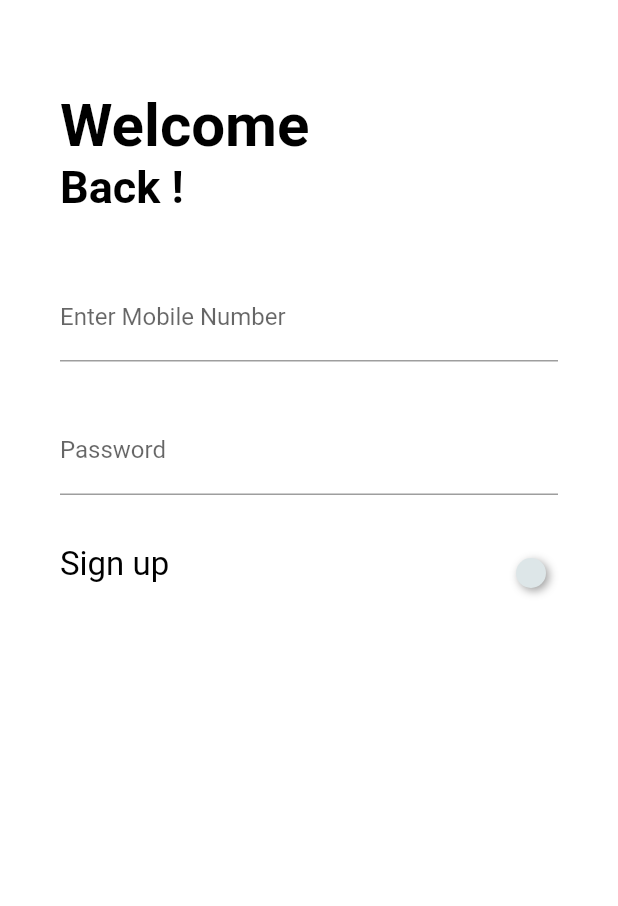
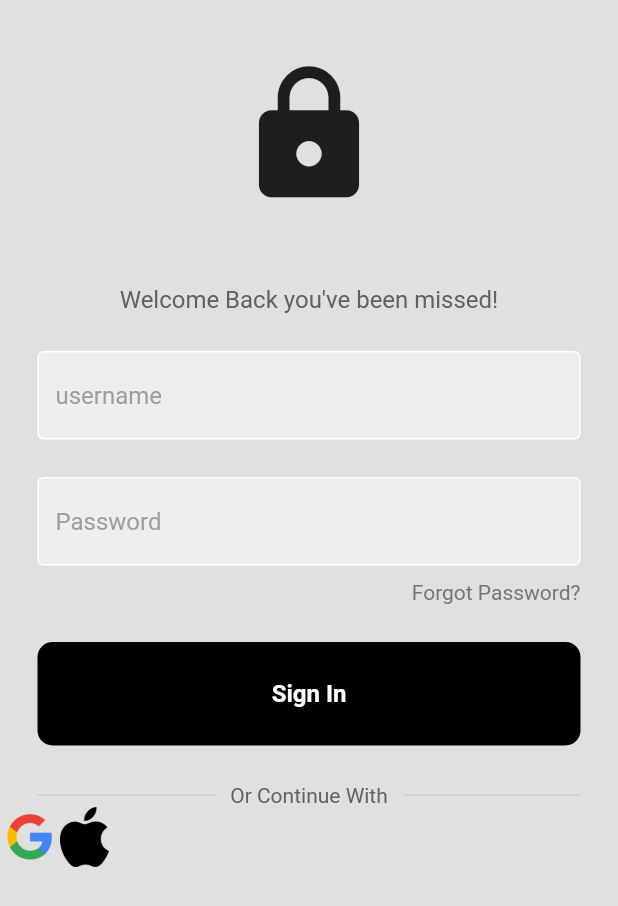
Before and after one commit to pawan-kumawat/malik-matka, a Flutter app: the screen it shows after launch, on a phone screen of 412 x 824 dp. Shown: the top 906 px of the screen. Run offline on Flutter 3.47's test engine with Material 2 defaults, Android fonts, the phone set to English and light mode, and no system bars; drawn by our look-alikes of flutter_neumorphic; our stand-ins replace floating_bottom_navigation_bar, google_fonts, iconsax.

Commit message:
new login page and validation

```diff
--- /dev/null
+++ b/lib/components/my_button.dart
@@ -0,0 +1,27 @@
+import 'package:flutter/material.dart';
+
+class MyButton extends StatelessWidget {
+
+  final Function()? onTap;
+
+  const MyButton({super.key,required this.onTap}) ;
+
+  @override
+  Widget build(BuildContext context) {
+    return GestureDetector(
+      onTap: onTap,
+      child: Container(
+        padding: EdgeInsets.all(25),
+        margin: EdgeInsets.symmetric(horizontal: 25),
+        decoration: BoxDecoration(color: Colors.black,
+        borderRadius: BorderRadius.circular(10)),
+        child: Center(
+          child: Text('Sign In',
+          style: TextStyle(color: Colors.white,
+          fontWeight: FontWeight.bold,
+          fontSize: 16),),
+        ),
+      ),
+    );
+  }
+}
--- /dev/null
+++ b/lib/components/my_textfield.dart
@@ -0,0 +1,38 @@
+import 'package:flutter/material.dart';
+
+class MyTextField extends StatelessWidget {
+  final controller;
+  final String hintText;
+  final bool obscureText;
+
+  const MyTextField({
+    super.key,
+    required this.controller,
+    required this.hintText,
+    required this.obscureText,
+
+  }) ;
+
+  @override
+  Widget build(BuildContext context) {
+    return Padding(
+      padding: const EdgeInsets.symmetric(horizontal: 25.0),
+      child: TextField(
+        controller: controller,
+        obscureText: obscureText,
+        decoration: InputDecoration(
+          enabledBorder: const OutlineInputBorder(
+            borderSide: BorderSide(color: Colors.white),
+          ),
+          focusedBorder: OutlineInputBorder(
+            borderSide: BorderSide(color: Colors.grey.shade400),
+          ),
+          fillColor: Colors.grey.shade200,
+          filled: true,
+          hintText: hintText,
+          hintStyle: TextStyle(color: Colors.grey.shade500)
+        ),
+      ),
+    );
+  }
+}
--- /dev/null
+++ b/lib/components/square_tile.dart
@@ -0,0 +1,12 @@
+import 'package:flutter/material.dart';
+class SquareTile extends StatelessWidget {
+  final String imagePath;
+  const SquareTile({super.key, required this.imagePath});
+
+  @override
+  Widget build(BuildContext context) {
+    return Container(
+      child: Image.asset(imagePath,height: 40,),
+    );
+  }
+}
--- a/lib/login.dart
+++ b/lib/login.dart
@@ -1,90 +1,115 @@
-
 
 import 'package:flutter/material.dart';
-import 'package:iconsax/iconsax.dart';
-import 'package:malik_matka/main.dart';
-import 'package:flutter_neumorphic/flutter_neumorphic.dart';
+import 'package:malik_matka/components/my_button.dart';
+import 'package:malik_matka/components/my_textfield.dart';
+import 'package:malik_matka/components/square_tile.dart';
 
+class MyLogin extends StatelessWidget {
+  MyLogin({Key? key}) : super(key: key);
 
-class MyLogin extends StatefulWidget {
-  const MyLogin({Key? key}) : super(key: key);
+  final usernamecontroller =TextEditingController();
+  final passwordcontroller =TextEditingController();
 
-  @override
-  State<MyLogin> createState() => _MyLoginState();
-}
-
-class _MyLoginState extends State<MyLogin> {
-  final formkey = GlobalKey<FormState>();
-  final snackBar = GlobalKey<FormState>();
-  String name="";
   @override
   Widget build(BuildContext context) {
     return Scaffold(
-
-      appBar: AppBar(
-        backgroundColor: Colors.transparent,
-        elevation: 0,
-      ),
-      backgroundColor: Color(0xFFffffff),
-      body: Container(
-        padding: const EdgeInsets.only(left: 40,right: 40),
-        child: Form(
-          key: formkey,
+      backgroundColor: Colors.grey[300],
+      body: SafeArea(
+        child: Center(
           child: Column(
-            crossAxisAlignment: CrossAxisAlignment.start,
             children: [
-              SizedBox(height:4),
-              Text("Welcome",style: TextStyle(fontSize: 40,color: Colors.black,fontWeight: FontWeight.bold),),
-              Text("Back !",style: TextStyle(fontSize: 30,color: Colors.black,fontWeight: FontWeight.bold),),
-              SizedBox(height: 40,),
-              TextFormField(
-                decoration: InputDecoration(
-                  labelText: "Enter Mobile Number"
-                ),
-                validator: (value){
-                  if(value!.isEmpty ||RegExp(r'^[0-9]{0-10}+$').hasMatch(value)){
-                    return "Enter Correct Mobile Number";
-                  }else{
-                    return null;
-                  }
-                },
-              ),
-              SizedBox(height: 30,),
-              TextFormField(
-                decoration: InputDecoration(
-                    labelText: "Password"
-                ),
-                validator: (value){
-                  if(value!.isEmpty ||RegExp(r'^[a-z A-Z 1-10 @ # $ & * ?]+$').hasMatch(value)){
-                    return "Incorrect Password";
-                  }else{
-                    return null;
-                  }
-                },
+              const SizedBox(height: 40,),
+              //logo
+              const Icon(Icons.lock,
+                size: 100,
               ),
 
-              SizedBox(
-                height: 30,
+              const SizedBox(height: 50,),
+
+              //welcome back you've been missed!
+              Text('Welcome Back you\'ve been missed!',
+                style: TextStyle(
+                  color: Colors.grey[700],
+                  fontSize: 16,
+                ),
               ),
+
+              const SizedBox(height: 25,),
+
+              //username textfield
+              MyTextField(
+                controller: usernamecontroller,
+                hintText: 'username',
+                obscureText: false,
+              ),
+              const SizedBox(height: 25,),
+
+              //password textfield
+              MyTextField(
+                controller: passwordcontroller,
+                hintText: 'Password',
+                obscureText: true,
+              ),
+
+              SizedBox(height: 10,),
+              //forgot password button
+              Padding(
+                padding: const EdgeInsets.symmetric(horizontal: 25.0),
+                child: Row(
+                  mainAxisAlignment: MainAxisAlignment.end,
+                  children: [
+                    Text('Forgot Password?',style: TextStyle(color: Colors.grey.shade600),),
+                  ],
+                ),
+              ),
+              const SizedBox(height: 25,),
+              //Sign in button
+              MyButton(
+                onTap: ()=>Navigator.pushNamed(context, 'home'),
+              ),
+              const SizedBox(height: 25,),
+              //or continue to
+             Padding(
+               padding: const EdgeInsets.symmetric(horizontal: 25.0),
+               child: Row(
+                 children: [
+                   Expanded(child:
+                   Divider(
+                     thickness:0.5,
+                     color: Colors.grey.shade400,
+                   )
+                   ),
+
+                   Padding(
+                     padding: const EdgeInsets.symmetric(horizontal: 10.0),
+                     child: Text('Or Continue With',
+                     style: TextStyle(color: Colors.grey.shade700),),
+                   ),
+
+                   Expanded(child:
+                   Divider(
+                     thickness:0.5,
+                     color: Colors.grey.shade400,
+                   )
+                   )
+                 ],
+               ),
+             ),
+
+
+              //google  button
               Row(
-                mainAxisAlignment: MainAxisAlignment.spaceBetween,
                 children: [
-                  Text("Sign up",style: TextStyle(fontSize: 22,color: Colors.black),),
-                  NeumorphicButton(
-                    margin: EdgeInsets.only(top: 12),
-                    onPressed: (){
-                    if(formkey.currentState!.validate()){
+                  //google button
+                  SquareTile(imagePath: 'assets/google.png',),
 
-                      final snackBar = SnackBar(content: Text("Submitting form"));
-                    }
-                    },
-                    style: NeumorphicStyle(
-                      shape: NeumorphicShape.flat,
-                      boxShape: NeumorphicBoxShape.circle(),
-                    ),
-                  )
-                ],
+
+                  //apple button
+                  SquareTile(imagePath: 'assets/appple.png',)
+                  ]
               )
+
+              //not a member?Register Now
 
             ],
           ),
```
Also changed, not shown: assets/apple.png (added), assets/apple2.png (added), assets/appple.png (added), assets/google.png (added).
